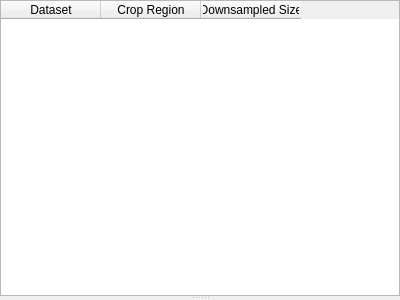
Before: the Qt Designer form ilastik/applets/inputPreprocessing/inputPreprocessingCentralWidget.ui in stuarteberg/ilastik, drawn with Qt 5.
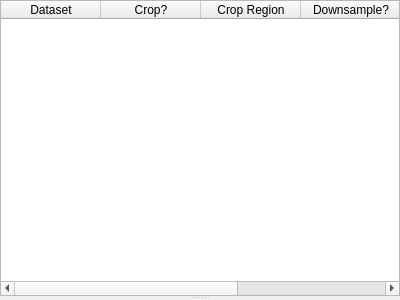
After: the same form once the commit is applied.

Diff of the .ui file:
```diff
--- a/ilastik/applets/inputPreprocessing/inputPreprocessingCentralWidget.ui
+++ b/ilastik/applets/inputPreprocessing/inputPreprocessingCentralWidget.ui
@@ -52,11 +52,21 @@
         <string>Dataset</string>
        </property>
       </column>
+      <column>
+       <property name="text">
+        <string>Crop?</string>
+       </property>
+      </column>
       <column>
        <property name="text">
         <string>Crop Region</string>
        </property>
       </column>
+      <column>
+       <property name="text">
+        <string>Downsample?</string>
+       </property>
+      </column>
       <column>
        <property name="text">
         <string>Downsampled Size</string>
```
